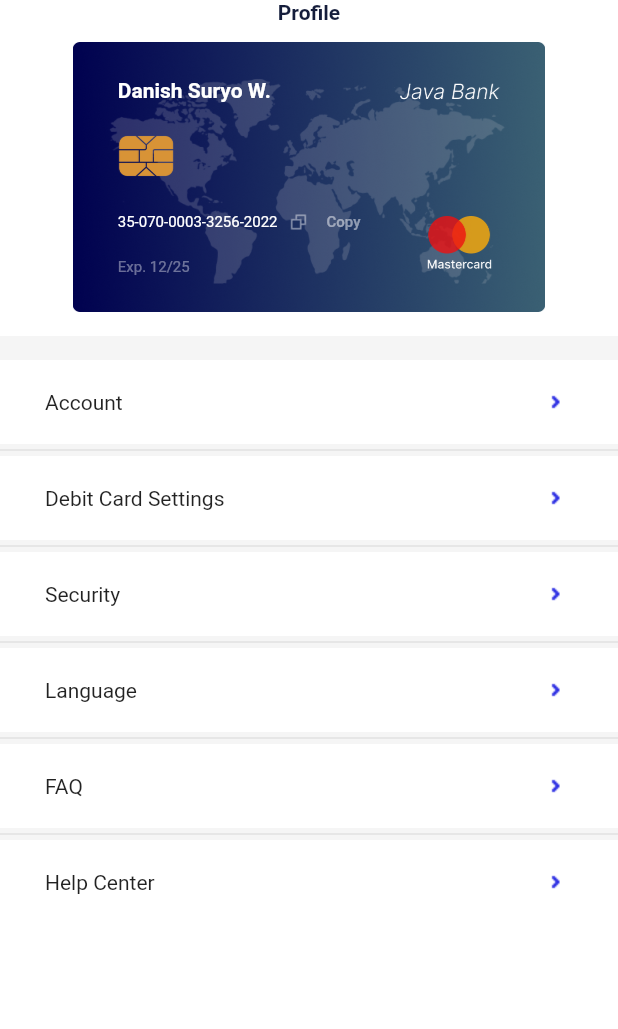
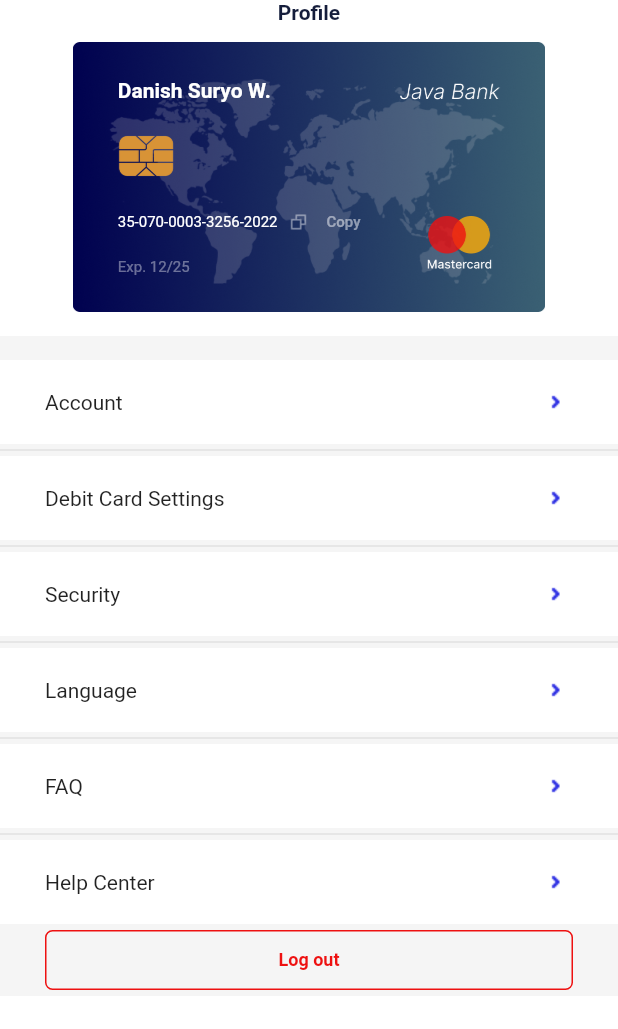
Before and after one commit to berzinsk/ui_mobile_bank_app_flutter, a Flutter app: the screen it shows after launch, on a phone screen of 412 x 824 dp. Shown: the top 1029 px of the screen. Run offline on Flutter 3.47's test engine with Material 2 defaults, Android fonts, the phone set to English and light mode, and no system bars.

Commit message:
WIP: add footer button

```diff
--- a/lib/screens/settings.dart
+++ b/lib/screens/settings.dart
@@ -14,9 +14,34 @@
         bottom: false,
         child: Column(
           crossAxisAlignment: CrossAxisAlignment.start,
-          children: const [
-            ProfileHeader(),
-            Menu(),
+          children: [
+            const ProfileHeader(),
+            const Menu(),
+            Container(
+              width: MediaQuery.of(context).size.width,
+              padding: const EdgeInsets.symmetric(horizontal: 30),
+              color: const Color(0xfff5f5f5),
+              child: TextButton(
+                child: const Text(
+                  'Log out',
+                  style: TextStyle(
+                    fontSize: 12,
+                    fontWeight: FontWeight.w600,
+                    color: Color(0xffee1111),
+                  ),
+                ),
+                onPressed: () {},
+                style: ButtonStyle(
+                  fixedSize:
+                      MaterialStateProperty.all(const Size.fromHeight(40)),
+                  shape: MaterialStateProperty.all(
+                    RoundedRectangleBorder(
+                        borderRadius: BorderRadius.circular(5),
+                        side: const BorderSide(color: Color(0xffee1111))),
+                  ),
+                ),
+              ),
+            ),
           ],
         ),
       ),
```
